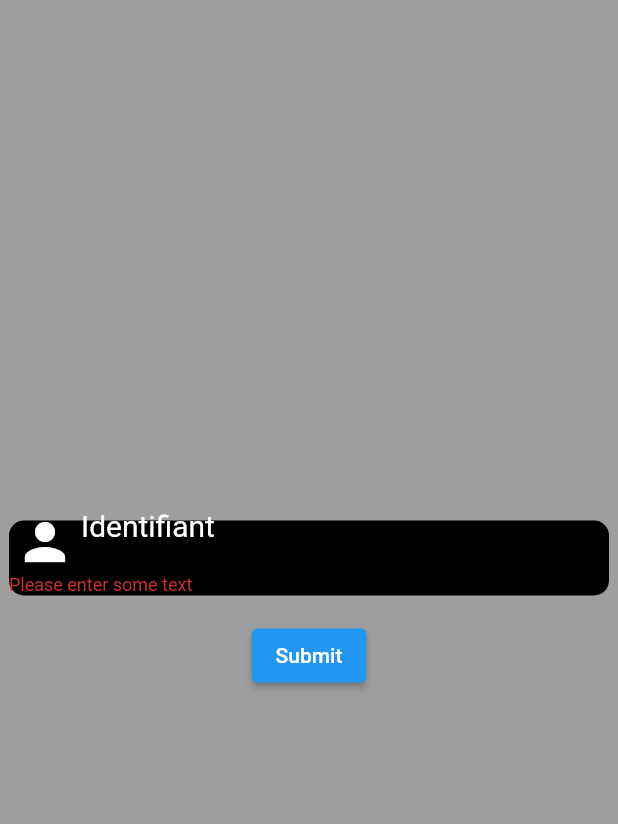
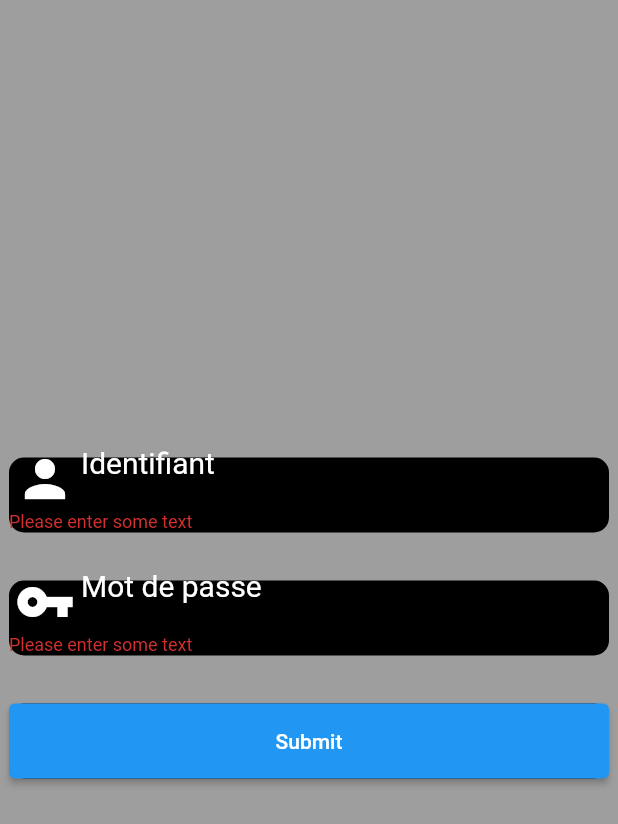
Before and after one commit to imaho-ivou/exoConnection, a Flutter app: the screen it shows after launch, after a tap on "Submit", on a phone screen of 412 x 824 dp. Shown: the top 824 px of the screen. Run offline on Flutter 3.47's test engine with Material 2 defaults, Android fonts, the phone set to English and light mode, and no system bars.

Commit message:
recuperation info input ok

```diff
--- /dev/null
+++ b/lib/Form/component/input.dart
@@ -0,0 +1,43 @@
+import 'package:flutter/material.dart';
+
+class input extends StatelessWidget {
+  final String label;
+  final IconData Icone;
+  final controllerField;
+  input(this.label, this.Icone, this.controllerField);
+
+  @override
+  @override
+  Widget build(BuildContext context) {
+    return Container(
+      width: 400,
+      height: 50,
+      decoration: BoxDecoration(
+          color: Colors.black,
+          borderRadius: BorderRadius.all(
+            Radius.circular(10),
+          )),
+      child: TextFormField(
+        controller: controllerField,
+        style: TextStyle(color: Colors.white, fontSize: 20),
+        decoration: InputDecoration(
+          border: InputBorder.none,
+          fillColor: Colors.white,
+          prefixIcon: Icon(
+            Icone,
+            size: 40,
+            color: Colors.white,
+          ),
+          hintText: label,
+          hintStyle: TextStyle(color: Colors.white),
+        ),
+        validator: (String? value) {
+          if (value == null || value.isEmpty) {
+            return 'Please enter some text';
+          }
+          return null;
+        },
+      ),
+    );
+  }
+}
--- a/lib/main.dart
+++ b/lib/main.dart
@@ -1,4 +1,8 @@
+import 'package:connection/Form/component/input.dart';
 import 'package:flutter/material.dart';
+
+TextEditingController controller_username = TextEditingController();
+TextEditingController controller_passord = TextEditingController();
 
 void main() {
   runApp(MyApp());
@@ -26,6 +30,22 @@ class Login extends StatefulWidget {
 
 class _LoginState extends State<Login> {
   final GlobalKey<FormState> _formKey = GlobalKey<FormState>();
+  login() {
+    String nomlogin = controller_username.text;
+    String mdpLogin = controller_passord.text;
+    String resultat = nomlogin + ' ' + mdpLogin;
+
+    print(resultat);
+  }
+
+  // void dispose() {
+  //   // Clean up the controller when the widget is disposed.
+  //   controller_username.dispose();
+  //   controller_passord.dispose();
+  //
+  //   dispose();
+  // }
+
   @override
   Widget build(BuildContext context) {
     return SafeArea(
@@ -35,7 +55,17 @@ class _LoginState extends State<Login> {
           child: Column(
             mainAxisAlignment: MainAxisAlignment.center,
             children: [
-              Container(
+              Padding(
+                padding: const EdgeInsets.symmetric(vertical: 16.0),
+                child: input('Identifiant', Icons.person, controller_username),
+              ),
+              Padding(
+                  padding: const EdgeInsets.symmetric(vertical: 16.0),
+                  child:
+                      input('Mot de passe', Icons.vpn_key, controller_passord)),
+              Padding(
+                padding: const EdgeInsets.symmetric(vertical: 16.0),
+                child: Container(
                   width: 400,
                   height: 50,
                   decoration: BoxDecoration(
@@ -43,38 +73,16 @@ class _LoginState extends State<Login> {
                       borderRadius: BorderRadius.all(
                         Radius.circular(10),
                       )),
-                child: TextFormField(
-                  style: TextStyle(color: Colors.white, fontSize: 20),
-                  decoration: InputDecoration(
-                    border: InputBorder.none,
-                    fillColor: Colors.white,
-                    prefixIcon: Icon(
-                      Icons.person,
-                      size: 40,
-                      color: Colors.white,
-                    ),
-                    hintText: 'Identifiant',
-                    hintStyle: TextStyle(color: Colors.white),
-                  ),
-                  validator: (String? value) {
-                    if (value == null || value.isEmpty) {
-                      return 'Please enter some text';
-                    }
-                    return null;
-                  },
-                ),
-              ),
-              Padding(
-                padding: const EdgeInsets.symmetric(vertical: 16.0),
                   child: ElevatedButton(
                     onPressed: () {
                       // Validate will return true if the form is valid, or false if
                       // the form is invalid.
                       if (_formKey.currentState!.validate()) {
-                      // Process data.
+                        login();
                       }
                     },
                     child: const Text('Submit'),
+                  ),
                 ),
               ),
             ],
```
Lines whose indentation alone changed are shown as unchanged.
